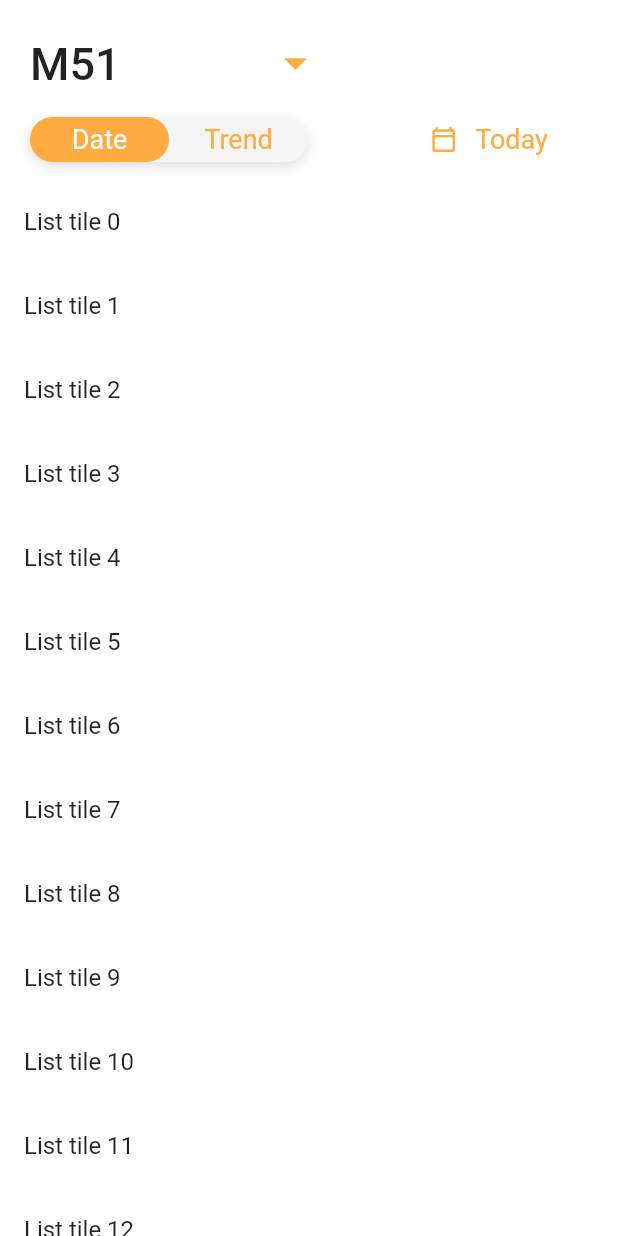
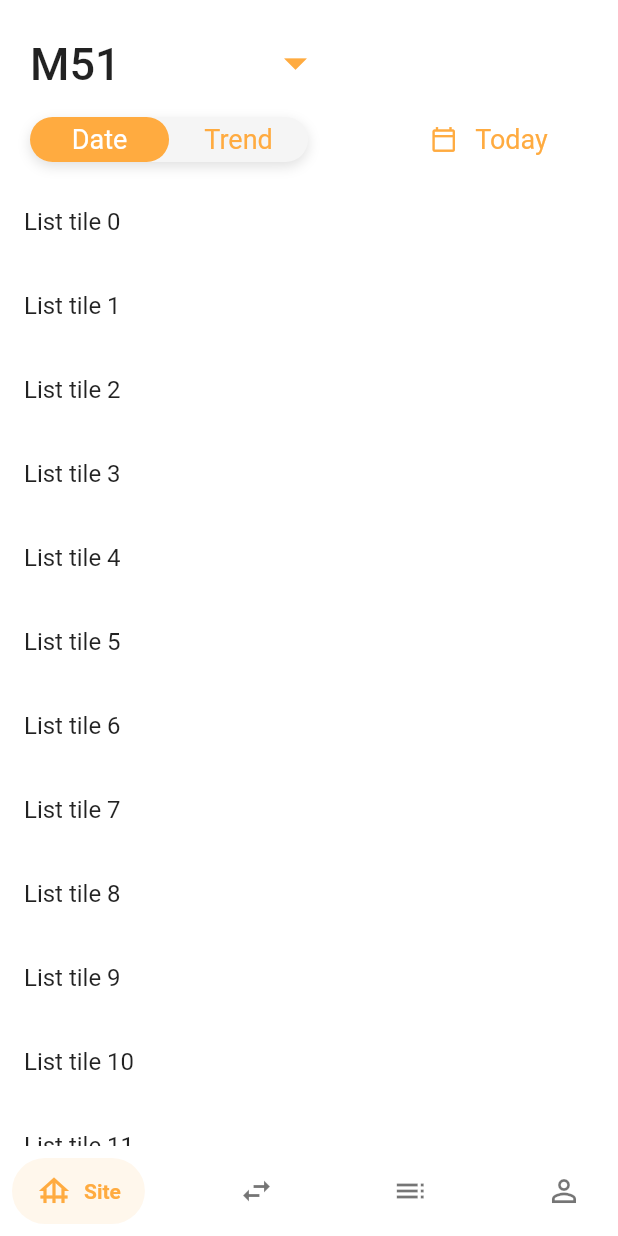
Before and after one commit to ripplearc/groundvisual-flutter, a Flutter app: the screen it shows after launch, on a phone screen of 412 x 824 dp. Run offline on Flutter 3.47's test engine with Material 2 defaults, Android fonts, the phone set to English and light mode, and no system bars; drawn by our look-alikes of flutter_toggle_tab, salomon_bottom_bar; our stand-ins replace bloc, equatable, flutter_bloc, freezed_annotation, get_it, injectable and 2 more; generated files the repository leaves out were written again.

Commit message:
- Add bottom navigation

```diff
--- a/lib/components/theme/app_theme.dart
+++ b/lib/components/theme/app_theme.dart
@@ -6,12 +6,16 @@ class AppTheme {
   AppTheme._();
 
   static final ThemeData lightTheme = ThemeData(
-    scaffoldBackgroundColor: Colors.teal,
+    scaffoldBackgroundColor: Colors.white,
     appBarTheme: AppBarTheme(
-      color: Colors.teal,
+      color: Colors.grey[100],
       iconTheme: IconThemeData(
         color: Colors.white,
       ),
+    ),
+    bottomAppBarColor: Colors.grey[100],
+    bottomAppBarTheme: BottomAppBarTheme(
+      color: Colors.grey[100],
     ),
     colorScheme: ColorScheme(
         primary: Colors.orangeAccent,
--- a/lib/landing/landing_home_page.dart
+++ b/lib/landing/landing_home_page.dart
@@ -5,6 +5,7 @@ import 'package:groundvisual_flutter/di/di.dart';
 import 'package:groundvisual_flutter/landing/appBar/landing_page_header.dart';
 import 'package:groundvisual_flutter/landing/bloc/selected_site_bloc.dart';
 import 'package:groundvisual_flutter/landing/body/landing_page_body.dart';
+import 'package:groundvisual_flutter/route/bottom_navigation.dart';
 
 class LandingHomePage extends StatelessWidget {
   @override
@@ -14,6 +15,7 @@ class LandingHomePage extends StatelessWidget {
             create: (_) => getIt<SelectedSiteBloc>(),
             child: CustomScrollView(
               slivers: <Widget>[LandingPageHeader(), LandingPageBody()],
-            )));
+            )),
+        bottomNavigationBar: BottomNavigation());
   }
 }
--- /dev/null
+++ b/lib/route/bottom_navigation.dart
@@ -0,0 +1,63 @@
+import 'package:flutter/cupertino.dart';
+import 'package:flutter/material.dart';
+import 'package:salomon_bottom_bar/salomon_bottom_bar.dart';
+
+class BottomNavigation extends StatefulWidget {
+  @override
+  State<StatefulWidget> createState() => _BottomNavigationState();
+}
+
+class _BottomNavigationState extends State<BottomNavigation> {
+  var _selectedTab = SelectedTab.site;
+
+  void _handleIndexChanged(int i) {
+    setState(() {
+      _selectedTab = SelectedTab.values[i];
+    });
+  }
+
+  @override
+  Widget build(BuildContext context) => SalomonBottomBar(
+      currentIndex: SelectedTab.values.indexOf(_selectedTab),
+      onTap: _handleIndexChanged,
+      items: SelectedTab.values.map((element) {
+        return SalomonBottomBarItem(
+          icon: element._icon(),
+          title: element._text(),
+          selectedColor: Theme.of(context).colorScheme.primary,
+          unselectedColor: Theme.of(context).colorScheme.onBackground,
+        );
+      }).toList());
+}
+
+enum SelectedTab { site, fleet, doc, account }
+
+extension _Value on SelectedTab {
+  Icon _icon() {
+    switch (this) {
+      case SelectedTab.site:
+        return Icon(Icons.foundation);
+      case SelectedTab.fleet:
+        return Icon(Icons.swap_horiz);
+      case SelectedTab.doc:
+        return Icon(Icons.toc);
+      case SelectedTab.account:
+        return Icon(Icons.person_outline);
+    }
+    throw ArgumentError('$this is not a valid Trend Period');
+  }
+
+  Text _text() {
+    switch (this) {
+      case SelectedTab.site:
+        return Text("Site");
+      case SelectedTab.fleet:
+        return Text("Fleet");
+      case SelectedTab.doc:
+        return Text("Doc");
+      case SelectedTab.account:
+        return Text("Account");
+    }
+    throw ArgumentError('$this is not a valid Trend Period');
+  }
+}
--- a/pubspec.yaml
+++ b/pubspec.yaml
@@ -37,6 +37,7 @@ dependencies:
   table_calendar: ^2.3.0
   intl: ^0.16.1
   salomon_bottom_bar: ^2.0.0
+  tuple: ^1.0.3
 
 
 
```
Also changed, not shown: pubspec.lock.
